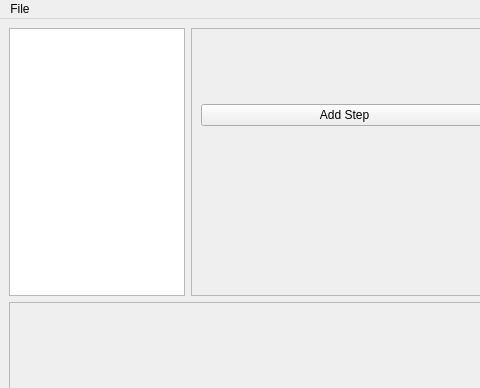
The window that ui/views/GUIMonkeyMain.ui (Setyadjih/GUIMonkey) describes before a commit, drawn with Qt 5; both pictures show x 0 to 480 and y 0 to 388 of the 800 by 600 pixel window.
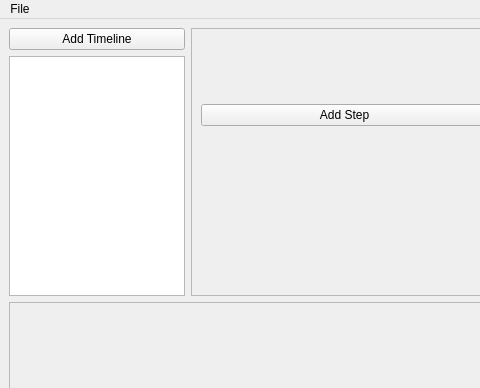
The same window after the commit.

Commit message: feat: UI timeline creation and removal

```diff
--- a/ui/views/GUIMonkeyMain.ui
+++ b/ui/views/GUIMonkeyMain.ui
@@ -18,7 +18,22 @@
     <item>
      <layout class="QHBoxLayout" name="horizontalLayout">
       <item>
-       <widget class="QListWidget" name="TimelineList"/>
+       <layout class="QGridLayout" name="gridLayout_2">
+        <item row="1" column="0">
+         <widget class="QPushButton" name="addTimelineButton">
+          <property name="text">
+           <string>Add Timeline</string>
+          </property>
+         </widget>
+        </item>
+        <item row="2" column="0">
+         <widget class="QListWidget" name="timelineList">
+          <property name="contextMenuPolicy">
+           <enum>Qt::ActionsContextMenu</enum>
+          </property>
+         </widget>
+        </item>
+       </layout>
       </item>
       <item>
        <widget class="QFrame" name="ControlsFrame">
```
Left out of the diff: 21 changed lines with no effect on the pictures. The commit also changes 6 other files.
